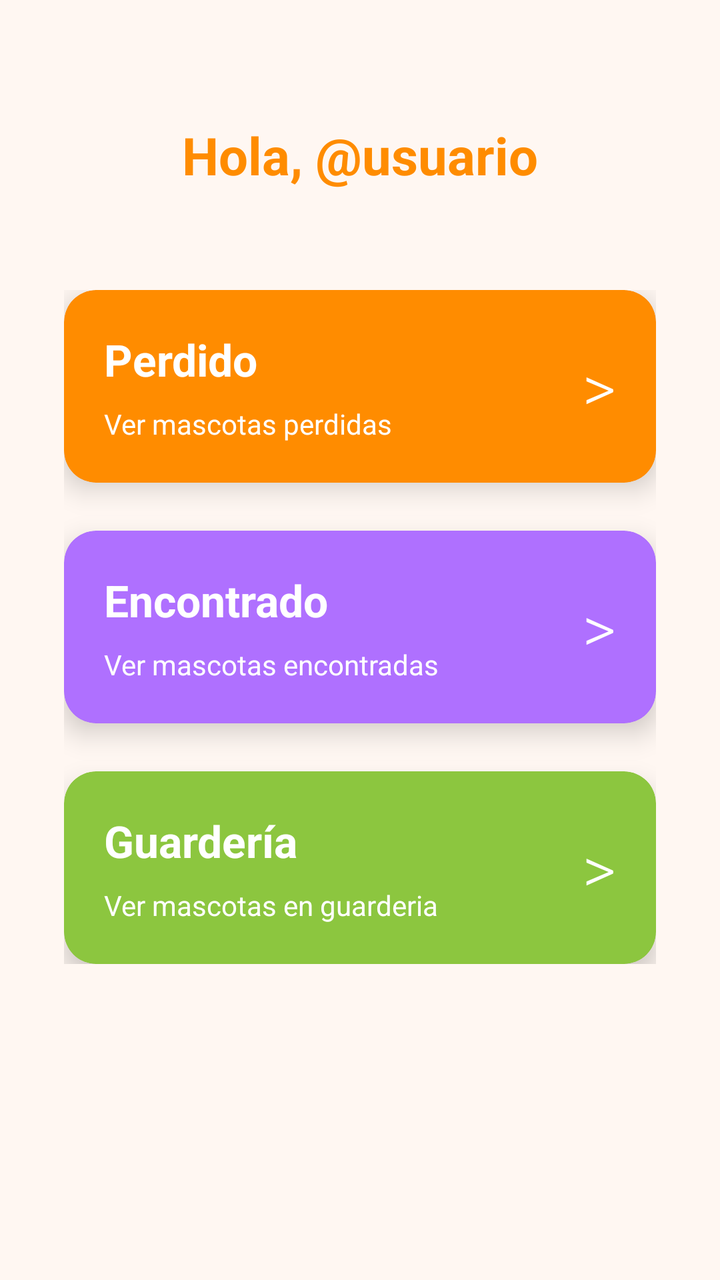
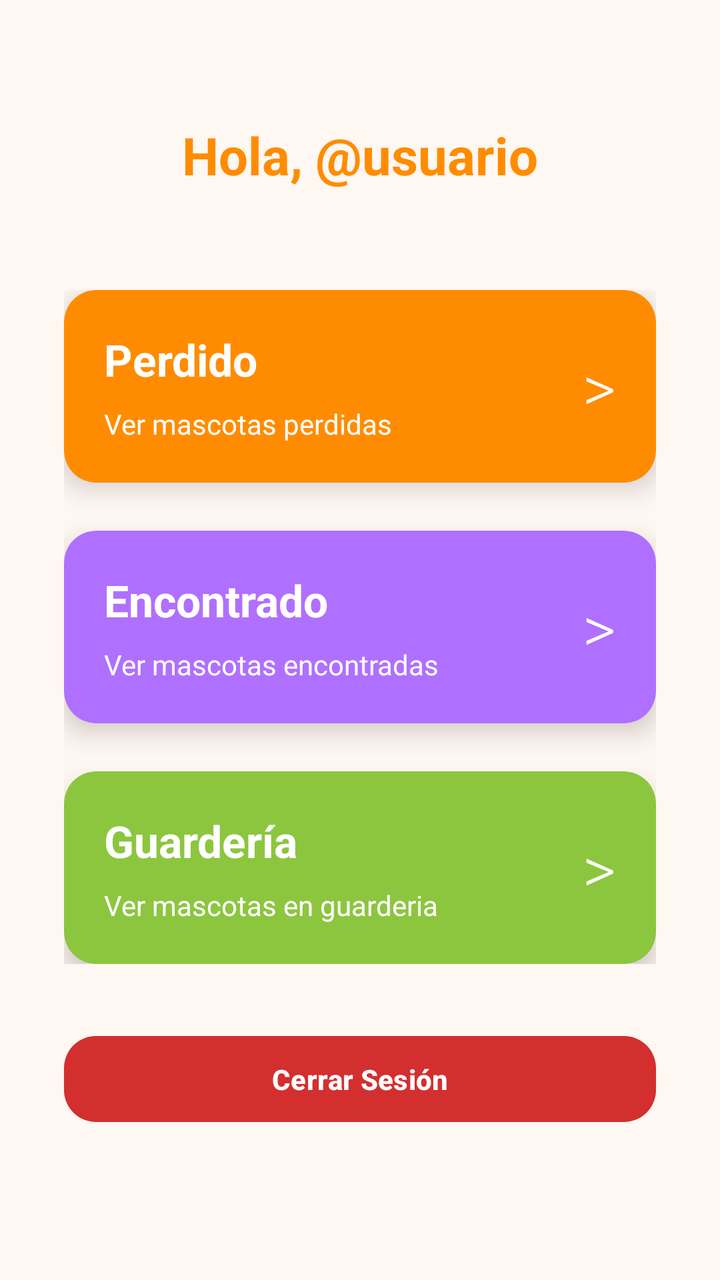

Screens rendered from an Android XML layout before and after an edit, with the pre-edit source and the edit as a unified diff.
<!-- AndroidManifest.xml: application theme Theme.Mascotas -->
<!-- res/layout/activity_principal.xml -->
<?xml version="1.0" encoding="utf-8"?>
<androidx.constraintlayout.widget.ConstraintLayout
    xmlns:android="http://schemas.android.com/apk/res/android"
    xmlns:app="http://schemas.android.com/apk/res-auto"
    android:layout_width="match_parent"
    android:layout_height="match_parent"
    android:background="#FFF7F2"> <TextView
    android:id="@+id/tvGreeting"
    android:layout_width="wrap_content"
    android:layout_height="wrap_content"
    android:layout_marginTop="60dp"
    android:text="Hola, @usuario"
    android:textColor="#FF8C00"
    android:textSize="26sp"
    android:textStyle="bold"
    app:layout_constraintEnd_toEndOf="parent"
    app:layout_constraintStart_toStartOf="parent"
    app:layout_constraintTop_toTopOf="parent" />

    <LinearLayout
        android:layout_width="match_parent"
        android:layout_height="wrap_content"
        android:layout_marginTop="50dp"
        android:orientation="vertical"
        android:paddingHorizontal="32dp"
        app:layout_constraintTop_toBottomOf="@id/tvGreeting">

        <com.google.android.material.card.MaterialCardView
            android:id="@+id/cvMenuPerdido"
            android:layout_width="match_parent"
            android:layout_height="wrap_content"
            android:layout_marginBottom="24dp"
            android:clickable="true"
            android:focusable="true"
            app:cardBackgroundColor="#FF8C00"
            app:cardCornerRadius="16dp"
            app:cardElevation="8dp"
            app:strokeWidth="0dp">

            <androidx.constraintlayout.widget.ConstraintLayout
                android:layout_width="match_parent"
                android:layout_height="wrap_content"
                android:padding="20dp">

                <TextView
                    android:id="@+id/tvTitlePerdido"
                    android:layout_width="0dp"
                    android:layout_height="wrap_content"
                    android:text="Perdido"
                    android:textColor="#FFFFFF"
                    android:textSize="22sp"
                    android:textStyle="bold"
                    app:layout_constraintStart_toStartOf="parent"
                    app:layout_constraintTop_toTopOf="parent" />

                <TextView
                    android:id="@+id/tvSubPerdido"
                    android:layout_width="0dp"
                    android:layout_height="wrap_content"
                    android:layout_marginTop="8dp"
                    android:text="Ver mascotas perdidas"
                    android:textColor="#FFFFFF"
                    android:textSize="14sp"
                    app:layout_constraintStart_toStartOf="parent"
                    app:layout_constraintTop_toBottomOf="@id/tvTitlePerdido" />

                <TextView
                    android:layout_width="wrap_content"
                    android:layout_height="wrap_content"
                    android:text=">"
                    android:textColor="#FFFFFF"
                    android:textSize="32sp"
                    android:fontFamily="sans-serif-light"
                    app:layout_constraintBottom_toBottomOf="parent"
                    app:layout_constraintEnd_toEndOf="parent"
                    app:layout_constraintTop_toTopOf="parent" />

            </androidx.constraintlayout.widget.ConstraintLayout>
        </com.google.android.material.card.MaterialCardView>

        <com.google.android.material.card.MaterialCardView
            android:id="@+id/cvMenuEncontrado"
            android:layout_width="match_parent"
            android:layout_height="wrap_content"
            android:layout_marginBottom="24dp"
            android:clickable="true"
            android:focusable="true"
            app:cardBackgroundColor="#AF70FF"
            app:cardCornerRadius="16dp"
            app:cardElevation="8dp"
            app:strokeWidth="0dp">

            <androidx.constraintlayout.widget.ConstraintLayout
                android:layout_width="match_parent"
                android:layout_height="wrap_content"
                android:padding="20dp">

                <TextView
                    android:id="@+id/tvTitleEncontrado"
                    android:layout_width="0dp"
                    android:layout_height="wrap_content"
                    android:text="Encontrado"
                    android:textColor="#FFFFFF"
                    android:textSize="22sp"
                    android:textStyle="bold"
                    app:layout_constraintStart_toStartOf="parent"
                    app:layout_constraintTop_toTopOf="parent" />

                <TextView
                    android:id="@+id/tvSubEncontrado"
                    android:layout_width="0dp"
                    android:layout_height="wrap_content"
                    android:layout_marginTop="8dp"
                    android:text="Ver mascotas encontradas"
                    android:textColor="#FFFFFF"
                    android:textSize="14sp"
                    app:layout_constraintStart_toStartOf="parent"
                    app:layout_constraintTop_toBottomOf="@id/tvTitleEncontrado" />

                <TextView
                    android:layout_width="wrap_content"
                    android:layout_height="wrap_content"
                    android:text=">"
                    android:textColor="#FFFFFF"
                    android:textSize="32sp"
                    android:fontFamily="sans-serif-light"
                    app:layout_constraintBottom_toBottomOf="parent"
                    app:layout_constraintEnd_toEndOf="parent"
                    app:layout_constraintTop_toTopOf="parent" />

            </androidx.constraintlayout.widget.ConstraintLayout>
        </com.google.android.material.card.MaterialCardView>

        <com.google.android.material.card.MaterialCardView
            android:id="@+id/cvMenuGuarderia"
            android:layout_width="match_parent"
            android:layout_height="wrap_content"
            android:clickable="true"
            android:focusable="true"
            app:cardBackgroundColor="#8CC63F"
            app:cardCornerRadius="16dp"
            app:cardElevation="8dp"
            app:strokeWidth="0dp">

            <androidx.constraintlayout.widget.ConstraintLayout
                android:layout_width="match_parent"
                android:layout_height="wrap_content"
                android:padding="20dp">

                <TextView
                    android:id="@+id/tvTitleGuarderia"
                    android:layout_width="0dp"
                    android:layout_height="wrap_content"
                    android:text="Guardería"
                    android:textColor="#FFFFFF"
                    android:textSize="22sp"
                    android:textStyle="bold"
                    app:layout_constraintStart_toStartOf="parent"
                    app:layout_constraintTop_toTopOf="parent" />

                <TextView
                    android:id="@+id/tvSubGuarderia"
                    android:layout_width="0dp"
                    android:layout_height="wrap_content"
                    android:layout_marginTop="8dp"
                    android:text="Ver mascotas en guarderia"
                    android:textColor="#FFFFFF"
                    android:textSize="14sp"
                    app:layout_constraintStart_toStartOf="parent"
                    app:layout_constraintTop_toBottomOf="@id/tvTitleGuarderia" />

                <TextView
                    android:layout_width="wrap_content"
                    android:layout_height="wrap_content"
                    android:text=">"
                    android:textColor="#FFFFFF"
                    android:textSize="32sp"
                    android:fontFamily="sans-serif-light"
                    app:layout_constraintBottom_toBottomOf="parent"
                    app:layout_constraintEnd_toEndOf="parent"
                    app:layout_constraintTop_toTopOf="parent" />

            </androidx.constraintlayout.widget.ConstraintLayout>
        </com.google.android.material.card.MaterialCardView>

    </LinearLayout>
</androidx.constraintlayout.widget.ConstraintLayout>
<!-- resources referenced by this layout -->
<resources>
  <style name="Theme.Mascotas" parent="Base.Theme.Mascotas" />
  <style name="Base.Theme.Mascotas" parent="Theme.Material3.DayNight.NoActionBar">
          
          
      </style>
</resources>

<!-- the commit's change to res/layout/activity_principal.xml (unified diff, before → after) -->
@@ -18,6 +18,7 @@
     app:layout_constraintTop_toTopOf="parent" />
 
     <LinearLayout
+        android:id="@+id/llCardsContainer"
         android:layout_width="match_parent"
         android:layout_height="wrap_content"
         android:layout_marginTop="50dp"
@@ -184,4 +185,19 @@
         </com.google.android.material.card.MaterialCardView>
 
     </LinearLayout>
+
+    <com.google.android.material.button.MaterialButton
+        android:id="@+id/btnLogout"
+        android:layout_width="match_parent"
+        android:layout_height="wrap_content"
+        android:layout_marginHorizontal="32dp"
+        android:layout_marginTop="32dp"
+        android:text="Cerrar Sesión"
+        android:textColor="#FFFFFF"
+        android:textStyle="bold"
+        android:paddingVertical="12dp"
+        app:backgroundTint="#D32F2F"
+        app:cornerRadius="16dp"
+        app:layout_constraintTop_toBottomOf="@id/llCardsContainer" />
+
 </androidx.constraintlayout.widget.ConstraintLayout>
